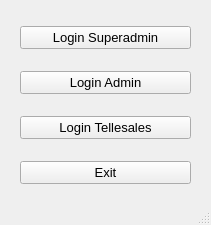
Qt form mainFiles/assets/ui/chooseLogin.ui (NathanielClarence/telemarketingdb) before a commit.
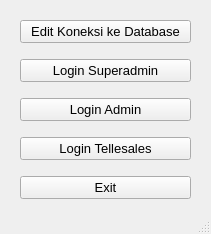
The same form after that commit.

```diff
--- a/mainFiles/assets/ui/chooseLogin.ui
+++ b/mainFiles/assets/ui/chooseLogin.ui
@@ -7,7 +7,7 @@
     <x>0</x>
     <y>0</y>
     <width>211</width>
-    <height>225</height>
+    <height>234</height>
    </rect>
   </property>
   <property name="windowTitle">
@@ -20,10 +20,22 @@
       <x>20</x>
       <y>10</y>
       <width>171</width>
-      <height>191</height>
+      <height>201</height>
      </rect>
     </property>
     <layout class="QVBoxLayout" name="verticalLayout">
+     <item>
+      <widget class="QPushButton" name="btn_dbEdit">
+       <property name="font">
+        <font>
+         <pointsize>10</pointsize>
+        </font>
+       </property>
+       <property name="text">
+        <string>Edit Koneksi ke Database</string>
+       </property>
+      </widget>
+     </item>
      <item>
       <widget class="QPushButton" name="sa_Login">
        <property name="font">
```
